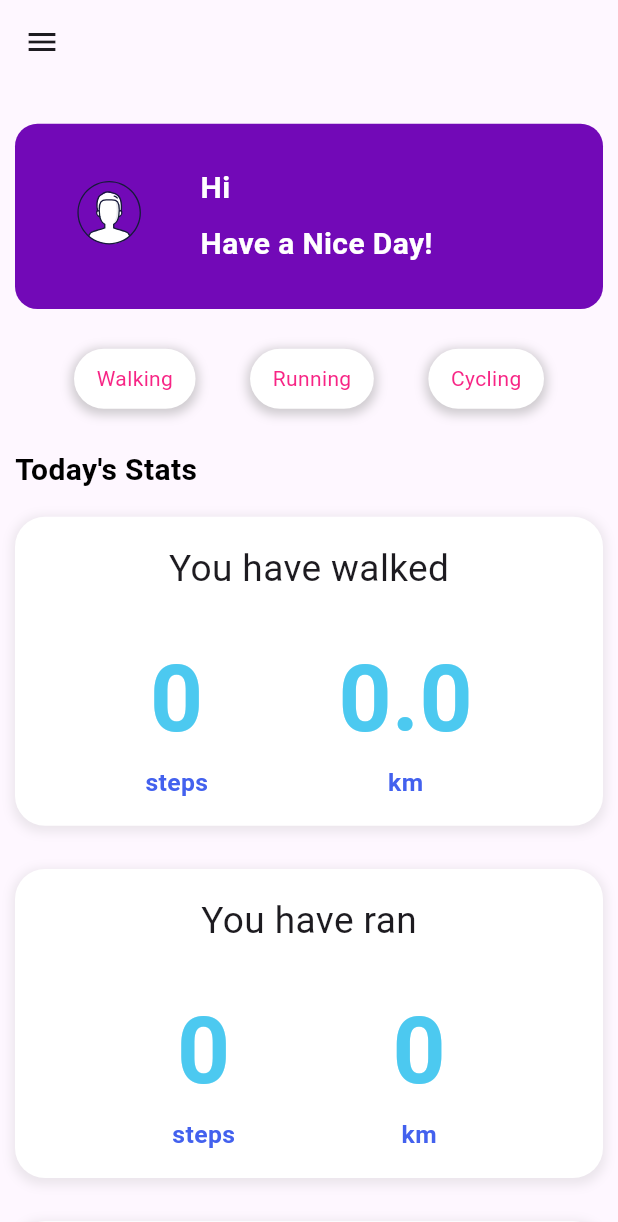
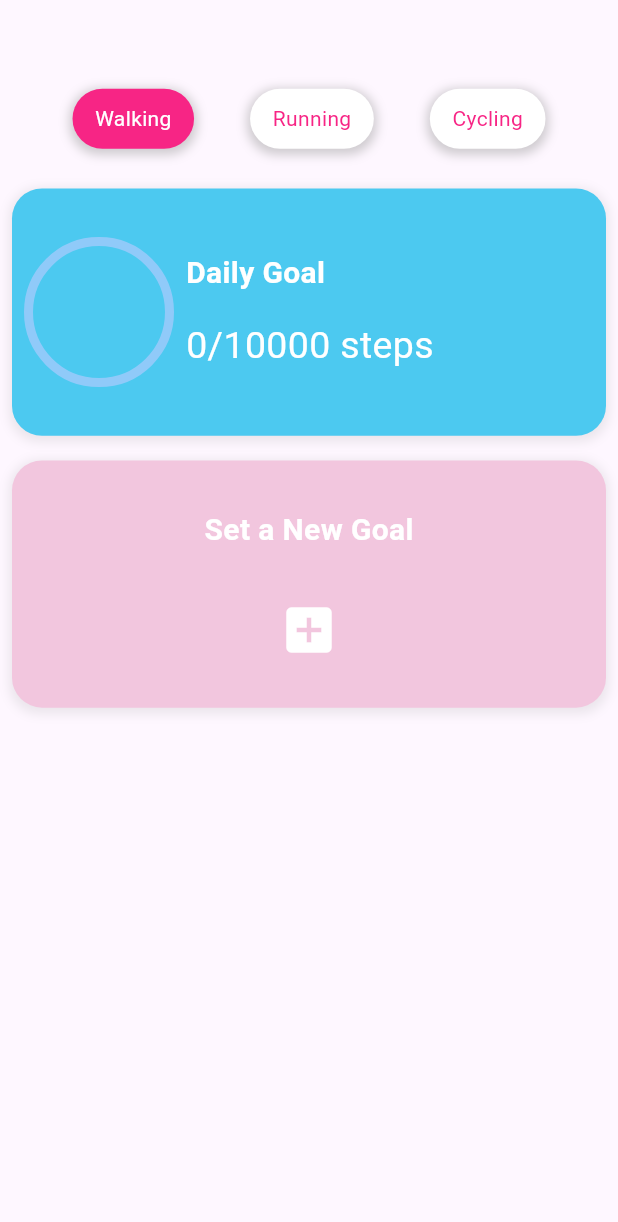
Before and after one commit to tamilnambi/fit_track, a Flutter app: the screen it shows once a user with an empty profile is signed in, after a tap on "Walking", on a phone screen of 412 x 824 dp. Shown: the top 1222 px of the screen. Run offline on Flutter 3.47's test engine with Material 3 defaults, Android fonts, the phone set to English and light mode, and no system bars; drawn by our look-alikes of percent_indicator; our stand-ins replace cloud_firestore, firebase_auth, firebase_core, google_fonts, lottie, sensors_plus; accounts and stored records are empty; network calls fail.

Commit message:
new goal started

```diff
--- a/lib/controllers/authenticationController.dart
+++ b/lib/controllers/authenticationController.dart
@@ -48,4 +48,8 @@ class AuthenticationController{
       print('tamil $e');
     }
   }
+
+  Future<void> getUsername() async{
+    username = await DatabaseController().getUsername(auth.currentUser!.email.toString());
+  }
 }
--- a/lib/controllers/databaseController.dart
+++ b/lib/controllers/databaseController.dart
@@ -9,7 +9,6 @@ class DatabaseController{
   }
 
   Future<String> getUsername(String email) async{
-    print('tamil inside');
     try{
       final user = await userDetails.doc(email).get();
       if (user.exists) {
--- a/lib/screens/components/activityCards.dart
+++ b/lib/screens/components/activityCards.dart
@@ -14,9 +14,6 @@ class _ActivityCardsState extends State<ActivityCards> {
   @override
   Widget build(BuildContext context) {
     final height = MediaQuery.of(context).size.height;
-    return ChangeNotifierProvider(
-        create: (context) => ActivityProvider(),
-        builder:(context,child){
         return Column(
           children: [
             HomePageCard(
@@ -59,6 +56,5 @@ class _ActivityCardsState extends State<ActivityCards> {
             ),
           ],
         );}
-    );
+
   }
-}
--- a/lib/screens/components/badgesList.dart
+++ b/lib/screens/components/badgesList.dart
@@ -1,5 +1,9 @@
 import 'package:fit_track/screens/components/customBadge.dart';
+import 'package:fit_track/screens/walkPage.dart';
 import 'package:flutter/material.dart';
+
+import '../cyclePage.dart';
+import '../runPage.dart';
 
 class BadgesList extends StatefulWidget {
   final bool walking;
@@ -21,13 +25,22 @@ class _BadgesListState extends State<BadgesList> {
       child: Row(
         mainAxisAlignment: MainAxisAlignment.spaceEvenly,
         children: [
-          CustomBadge(onPress: (){},
+          CustomBadge(onPress: (){
+            Navigator.push(context,
+                MaterialPageRoute(builder: (context)=>WalkPage()));
+          },
           text: 'Walking',
           isPressed: widget.walking,),
-          CustomBadge(onPress: (){},
+          CustomBadge(onPress: (){
+            Navigator.push(context,
+                MaterialPageRoute(builder: (context)=>RunPage()));
+          },
           text: 'Running',
           isPressed: widget.running,),
-          CustomBadge(onPress: (){},
+          CustomBadge(onPress: (){
+            Navigator.push(context,
+                MaterialPageRoute(builder: (context)=>CyclePage()));
+          },
           text: 'Cycling',
           isPressed: widget.cycling,),
         ],
--- /dev/null
+++ b/lib/screens/components/dailyGoalCard.dart
@@ -0,0 +1,64 @@
+import 'package:fit_track/data/constants.dart';
+import 'package:fit_track/screens/components/titleText.dart';
+import 'package:flutter/material.dart';
+import 'package:percent_indicator/circular_percent_indicator.dart';
+
+class DailyGoalCard extends StatelessWidget {
+  final int target;
+  final String unit;
+  final acheived;
+  final double percentage;
+  const DailyGoalCard({super.key, required this.target, required this.unit, this.acheived, required this.percentage});
+
+  @override
+  Widget build(BuildContext context) {
+    final height = MediaQuery.of(context).size.height;
+    return Container(
+      height: height*0.2,
+      decoration: BoxDecoration(
+        color: lightBlue,
+        borderRadius: BorderRadius.circular(20.0),
+        boxShadow: [
+          BoxShadow(
+            color: Colors.grey.withOpacity(0.2),
+            spreadRadius: 2,
+            blurRadius: 5,
+            offset: const Offset(0, 2), // changes position of shadow
+          ),
+        ],
+      ),
+      child: Row(
+        children: [
+        Padding(
+          padding: const EdgeInsets.all(8.0),
+          child: CircularPercentIndicator(
+          radius: 50.0,
+          backgroundColor: Colors.blue.shade200,
+          progressColor: Colors.white,
+          animation: true,
+          animationDuration: 1000,
+          lineWidth: 6.0,
+          percent: percentage,
+          reverse: false,
+          startAngle: 0.0,
+          animateFromLastPercent: true,
+          circularStrokeCap: CircularStrokeCap.round,
+          ),
+        ),
+          Column(
+            mainAxisAlignment: MainAxisAlignment.center,
+            crossAxisAlignment: CrossAxisAlignment.start,
+            children: [
+              TitleText(text: 'Daily Goal', textColor: Colors.white),
+              SizedBox(
+                height: height*0.02,
+              ),
+              Text('$acheived/$target $unit',
+              style: TextStyle(fontSize: 25.0, color: Colors.white),)
+            ],
+          ),
+        ],
+      ),
+    );
+  }
+}
--- a/lib/screens/homePage.dart
+++ b/lib/screens/homePage.dart
@@ -1,14 +1,12 @@
 import 'package:fit_track/controllers/authenticationController.dart';
 import 'package:fit_track/controllers/databaseController.dart';
 import 'package:fit_track/data/constants.dart';
-import 'package:fit_track/providers/activityProvider.dart';
 import 'package:fit_track/screens/components/badgesList.dart';
 import 'package:fit_track/screens/components/customButton.dart';
 import 'package:fit_track/screens/components/titleText.dart';
 import 'package:fit_track/screens/loginPage.dart';
 import 'package:flutter/material.dart';
 import 'package:lottie/lottie.dart';
-import 'package:provider/provider.dart';
 
 import 'components/activityCards.dart';
 
@@ -23,13 +21,13 @@ class _HomePageState extends State<HomePage> {
   final authController = AuthenticationController();
 
   @override
-  void initState(){
+  void initState() {
     super.initState();
     getUsername();
   }
 
-  Future<void> getUsername() async{
-    username = await DatabaseController().getUsername(userEmail);
+  Future<void> getUsername() async {
+    await authController.getUsername();
   }
 
   @override
--- a/lib/screens/walkPage.dart
+++ b/lib/screens/walkPage.dart
@@ -0,0 +1,87 @@
+import 'package:fit_track/screens/components/badgesList.dart';
+import 'package:fit_track/screens/components/dailyGoalCard.dart';
+import 'package:fit_track/screens/components/titleText.dart';
+import 'package:flutter/material.dart';
+import 'package:provider/provider.dart';
+
+import '../providers/activityProvider.dart';
+import 'createGoal.dart';
+
+class WalkPage extends StatefulWidget {
+  const WalkPage({super.key});
+
+  @override
+  State<WalkPage> createState() => _WalkPageState();
+}
+
+class _WalkPageState extends State<WalkPage> {
+  @override
+  Widget build(BuildContext context) {
+    final height = MediaQuery.of(context).size.height;
+    final width = MediaQuery.of(context).size.width;
+    return Scaffold(
+      drawer: Container(
+        height: 100.0,
+      ),
+      body:  Padding(
+        padding: const EdgeInsets.all(8.0),
+        child: SingleChildScrollView(
+          child: Column(
+            children: [
+              SizedBox(
+                height: height*0.05,
+              ),
+              BadgesList(walking: true, running: false, cycling: false),
+              SizedBox(
+                height: height*0.02,
+              ),
+              DailyGoalCard(target: 10000,
+                  unit: 'steps',
+                  acheived: Provider.of<ActivityProvider>(context, listen: true)
+                      .stepCount
+                      .toString(),
+                  percentage: Provider.of<ActivityProvider>(context, listen: true)
+                      .stepCount/10000 ,
+              ),
+              SizedBox(
+                height: height*0.02,
+              ),
+              GestureDetector(
+                onTap: (){
+                  Navigator.push(context,
+                  MaterialPageRoute(builder: (context)=>CreateGoal(activity: 'walk',)));
+                },
+                child: Container(
+                  height: height*0.2,
+                  width: width,
+                  decoration: BoxDecoration(
+                    color: const Color.fromRGBO(242, 198, 222,1.0),
+                    borderRadius: BorderRadius.circular(20.0),
+                    boxShadow: [
+                      BoxShadow(
+                        color: Colors.grey.withOpacity(0.2),
+                        spreadRadius: 2,
+                        blurRadius: 5,
+                        offset: const Offset(0, 2), // changes position of shadow
+                      ),
+                    ],
+                  ),
+                  child: Column(
+                    mainAxisAlignment: MainAxisAlignment.spaceEvenly,
+                    crossAxisAlignment: CrossAxisAlignment.center,
+                    children: [
+                      TitleText(text: 'Set a New Goal', textColor: Colors.white),
+                      Icon(Icons.add_box,
+                      color: Colors.white,
+                      size: 40.0,),
+                    ],
+                  ),
+                ),
+              ),
+            ],
+          ),
+        ),
+      ),
+    );
+  }
+}
--- a/pubspec.yaml
+++ b/pubspec.yaml
@@ -36,6 +36,7 @@ dependencies:
   lottie: ^3.0.0
   sensors_plus: ^4.0.2
   provider: ^6.1.1
+  percent_indicator: ^4.2.3
 
 
   # The following adds the Cupertino Icons font to your application.
```
Also changed, not shown: lib/main.dart (+11 -5 lines), lib/screens/createGoal.dart (added, +11 -0 lines), lib/screens/cyclePage.dart (+38 -0 lines), lib/screens/runPage.dart (+38 -0 lines), pubspec.lock.
